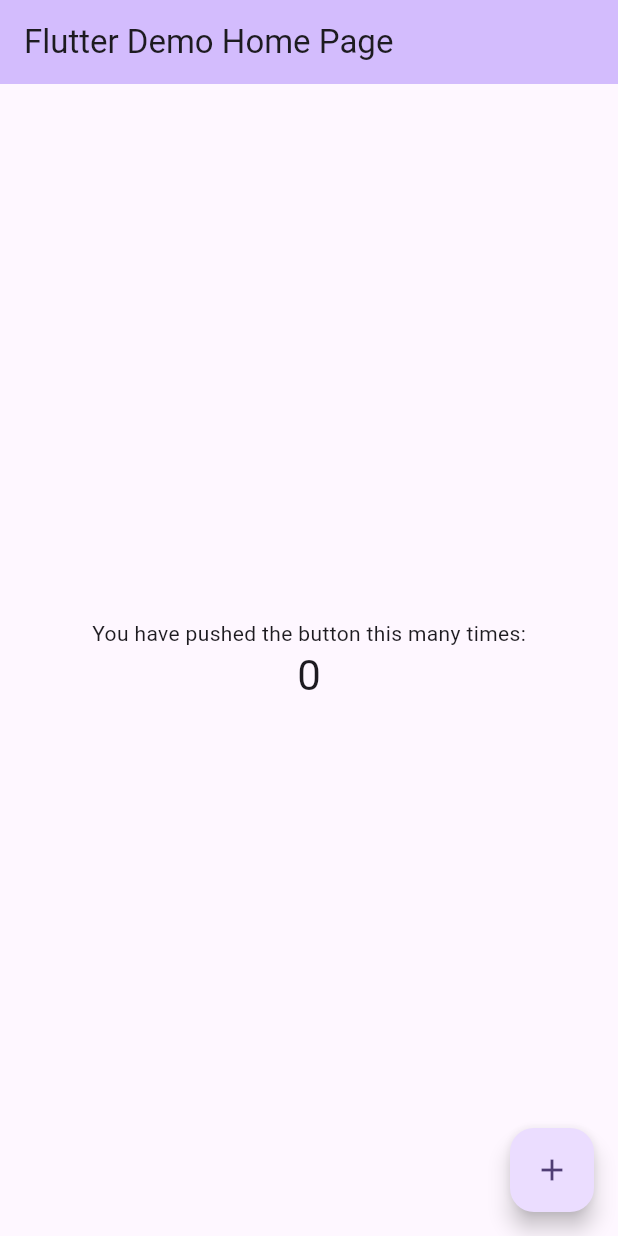
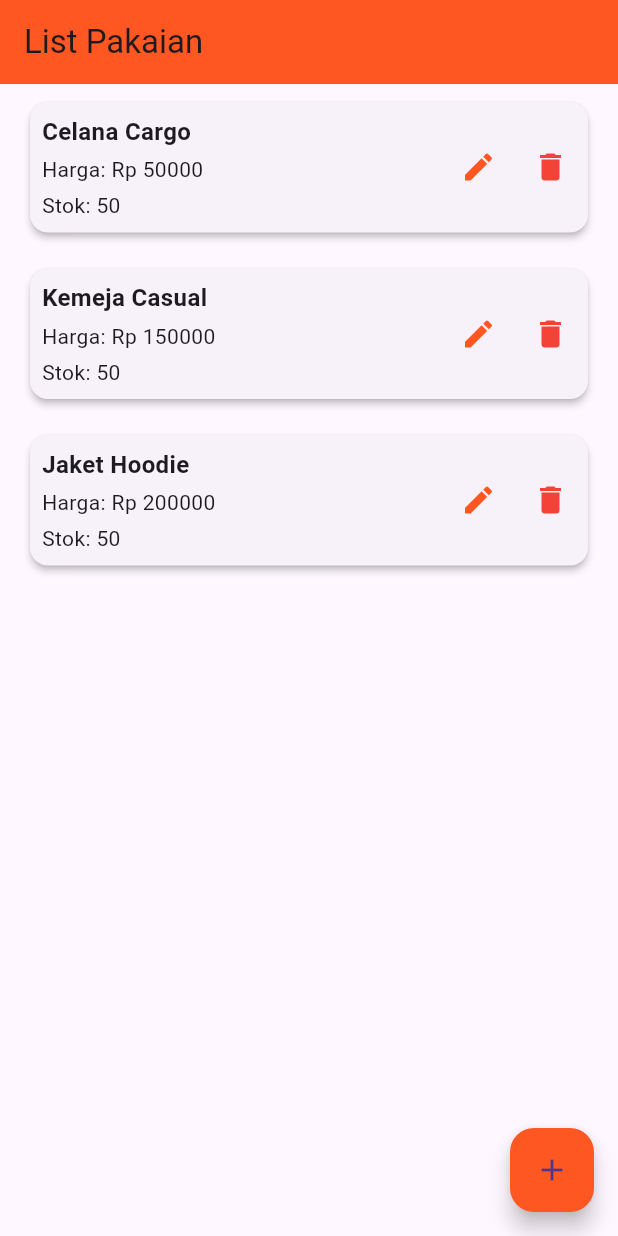
Before and after one commit to IndiraJayanti/UAS_Pemrograman_Seluler, a Flutter app: the screen it shows after launch, on a phone screen of 412 x 824 dp. Run offline on Flutter 3.47's test engine with Material 3 defaults, Android fonts, the phone set to English and light mode, and no system bars.

Commit message:
membuat halaman list pakaian

```diff
--- a/lib/main.dart
+++ b/lib/main.dart
@@ -1,125 +1,175 @@
 import 'package:flutter/material.dart';
+import 'TambahPakaian.dart';
+import 'EditPakaian.dart';
 
 void main() {
-  runApp(const MyApp());
+  runApp(MyApp());
 }
 
 class MyApp extends StatelessWidget {
-  const MyApp({super.key});
-
-  // This widget is the root of your application.
   @override
   Widget build(BuildContext context) {
     return MaterialApp(
-      title: 'Flutter Demo',
-      theme: ThemeData(
-        // This is the theme of your application.
-        //
-        // TRY THIS: Try running your application with "flutter run". You'll see
-        // the application has a purple toolbar. Then, without quitting the app,
-        // try changing the seedColor in the colorScheme below to Colors.green
-        // and then invoke "hot reload" (save your changes or press the "hot
-        // reload" button in a Flutter-supported IDE, or press "r" if you used
-        // the command line to start the app).
-        //
-        // Notice that the counter didn't reset back to zero; the application
-        // state is not lost during the reload. To reset the state, use hot
-        // restart instead.
-        //
-        // This works for code too, not just values: Most code changes can be
-        // tested with just a hot reload.
-        colorScheme: ColorScheme.fromSeed(seedColor: Colors.deepPurple),
-        useMaterial3: true,
-      ),
-      home: const MyHomePage(title: 'Flutter Demo Home Page'),
+      debugShowCheckedModeBanner: false,
+      title: 'Aplikasi Penjualan Pakaian',
+      theme: ThemeData(primarySwatch: Colors.deepOrange),
+      home: HomePage(),
     );
   }
 }
 
-class MyHomePage extends StatefulWidget {
-  const MyHomePage({super.key, required this.title});
-
-  // This widget is the home page of your application. It is stateful, meaning
-  // that it has a State object (defined below) that contains fields that affect
-  // how it looks.
-
-  // This class is the configuration for the state. It holds the values (in this
-  // case the title) provided by the parent (in this case the App widget) and
-  // used by the build method of the State. Fields in a Widget subclass are
-  // always marked "final".
-
-  final String title;
-
+class HomePage extends StatefulWidget {
   @override
-  State<MyHomePage> createState() => _MyHomePageState();
+  _HomePageState createState() => _HomePageState();
 }
 
-class _MyHomePageState extends State<MyHomePage> {
-  int _counter = 0;
+class _HomePageState extends State<HomePage> {
+  List<Map<String, dynamic>> pakaian = [
+    {'nama': 'Celana Cargo', 'harga': 50000, 'stok': 50},
+    {'nama': 'Kemeja Casual', 'harga': 150000, 'stok': 50},
+    {'nama': 'Jaket Hoodie', 'harga': 200000, 'stok': 50},
+  ];
 
-  void _incrementCounter() {
+  void tambahPakaian(String nama, int harga, int stok) {
     setState(() {
-      // This call to setState tells the Flutter framework that something has
-      // changed in this State, which causes it to rerun the build method below
-      // so that the display can reflect the updated values. If we changed
-      // _counter without calling setState(), then the build method would not be
-      // called again, and so nothing would appear to happen.
-      _counter++;
+      pakaian.add({'nama': nama, 'harga': harga, 'stok': stok});
     });
+  }
+
+  void editPakaian(int index, String nama, int harga, int stok) {
+    setState(() {
+      pakaian[index] = {'nama': nama, 'harga': harga, 'stok': stok};
+    });
+  }
+
+  void hapusPakaian(int index) {
+    setState(() {
+      pakaian.removeAt(index);
+    });
+  }
+
+  Future<void> konfirmasiHapus(BuildContext context, int index) async {
+    final hasil = await showDialog<bool>(
+      context: context,
+      builder: (context) => AlertDialog(
+        title: Text('Konfirmasi Hapus'),
+        content: Text('Apakah Anda yakin ingin menghapus pakaian ini?'),
+        actions: [
+          TextButton(
+            onPressed: () => Navigator.pop(context, false),
+            child: Text('Batal'),
+          ),
+          ElevatedButton(
+            onPressed: () => Navigator.pop(context, true),
+            child: Text('Hapus'),
+          ),
+        ],
+      ),
+    );
+
+    if (hasil == true) {
+      hapusPakaian(index);
+    }
   }
 
   @override
   Widget build(BuildContext context) {
-    // This method is rerun every time setState is called, for instance as done
-    // by the _incrementCounter method above.
-    //
-    // The Flutter framework has been optimized to make rerunning build methods
-    // fast, so that you can just rebuild anything that needs updating rather
-    // than having to individually change instances of widgets.
     return Scaffold(
       appBar: AppBar(
-        // TRY THIS: Try changing the color here to a specific color (to
-        // Colors.amber, perhaps?) and trigger a hot reload to see the AppBar
-        // change color while the other colors stay the same.
-        backgroundColor: Theme.of(context).colorScheme.inversePrimary,
-        // Here we take the value from the MyHomePage object that was created by
-        // the App.build method, and use it to set our appbar title.
-        title: Text(widget.title),
+        title: Text('List Pakaian'),
+        backgroundColor: Colors.deepOrange,
       ),
-      body: Center(
-        // Center is a layout widget. It takes a single child and positions it
-        // in the middle of the parent.
-        child: Column(
-          // Column is also a layout widget. It takes a list of children and
-          // arranges them vertically. By default, it sizes itself to fit its
-          // children horizontally, and tries to be as tall as its parent.
-          //
-          // Column has various properties to control how it sizes itself and
-          // how it positions its children. Here we use mainAxisAlignment to
-          // center the children vertically; the main axis here is the vertical
-          // axis because Columns are vertical (the cross axis would be
-          // horizontal).
-          //
-          // TRY THIS: Invoke "debug painting" (choose the "Toggle Debug Paint"
-          // action in the IDE, or press "p" in the console), to see the
-          // wireframe for each widget.
-          mainAxisAlignment: MainAxisAlignment.center,
-          children: <Widget>[
-            const Text(
-              'You have pushed the button this many times:',
+      body: ListView.builder(
+        itemCount: pakaian.length,
+        itemBuilder: (context, index) {
+          return Padding(
+            padding:
+                const EdgeInsets.symmetric(vertical: 8.0, horizontal: 16.0),
+            child: Card(
+              elevation: 2,
+              child: Padding(
+                padding: const EdgeInsets.all(8.0),
+                child: Row(
+                  children: [
+                    Expanded(
+                      flex: 3,
+                      child: Column(
+                        crossAxisAlignment: CrossAxisAlignment.start,
+                        children: [
+                          Text(
+                            pakaian[index]['nama'],
+                            style: TextStyle(
+                              fontSize: 16,
+                              fontWeight: FontWeight.bold,
+                            ),
+                          ),
+                          SizedBox(height: 4),
+                          Text(
+                            'Harga: Rp ${pakaian[index]['harga']}',
+                            style: TextStyle(fontSize: 14),
+                          ),
+                          SizedBox(height: 4),
+                          Text(
+                            'Stok: ${pakaian[index]['stok']}',
+                            style: TextStyle(fontSize: 14),
+                          ),
+                        ],
+                      ),
+                    ),
+                    Flexible(
+                      flex: 1,
+                      child: Row(
+                        mainAxisAlignment: MainAxisAlignment.end,
+                        children: [
+                          IconButton(
+                            icon: Icon(Icons.edit, color: Colors.deepOrange),
+                            onPressed: () async {
+                              final result = await Navigator.push(
+                                context,
+                                MaterialPageRoute(
+                                  builder: (context) => EditPakaian(
+                                    index: index,
+                                    nama: pakaian[index]['nama'],
+                                    harga: pakaian[index]['harga'],
+                                    stok: pakaian[index]['stok'],
+                                  ),
+                                ),
+                              );
+                              if (result != null) {
+                                editPakaian(index, result['nama'],
+                                    result['harga'], result['stok']);
+                              }
+                            },
+                          ),
+                          IconButton(
+                            icon: Icon(Icons.delete, color: Colors.red),
+                            onPressed: () => konfirmasiHapus(context, index),
+                          ),
+                        ],
+                      ),
+                    ),
+                  ],
+                ),
+              ),
             ),
-            Text(
-              '$_counter',
-              style: Theme.of(context).textTheme.headlineMedium,
-            ),
-          ],
-        ),
+          );
+        },
       ),
       floatingActionButton: FloatingActionButton(
-        onPressed: _incrementCounter,
-        tooltip: 'Increment',
-        child: const Icon(Icons.add),
-      ), // This trailing comma makes auto-formatting nicer for build methods.
+        child: Icon(Icons.add),
+        backgroundColor: Colors.deepOrange,
+        onPressed: () async {
+          final result = await Navigator.push(
+            context,
+            MaterialPageRoute(
+              builder: (context) => TambahPakaian(),
+            ),
+          );
+          if (result != null) {
+            tambahPakaian(result['nama'], result['harga'], result['stok']);
+          }
+        },
+      ),
     );
   }
 }
```
Also changed, not shown: pubspec.lock.
